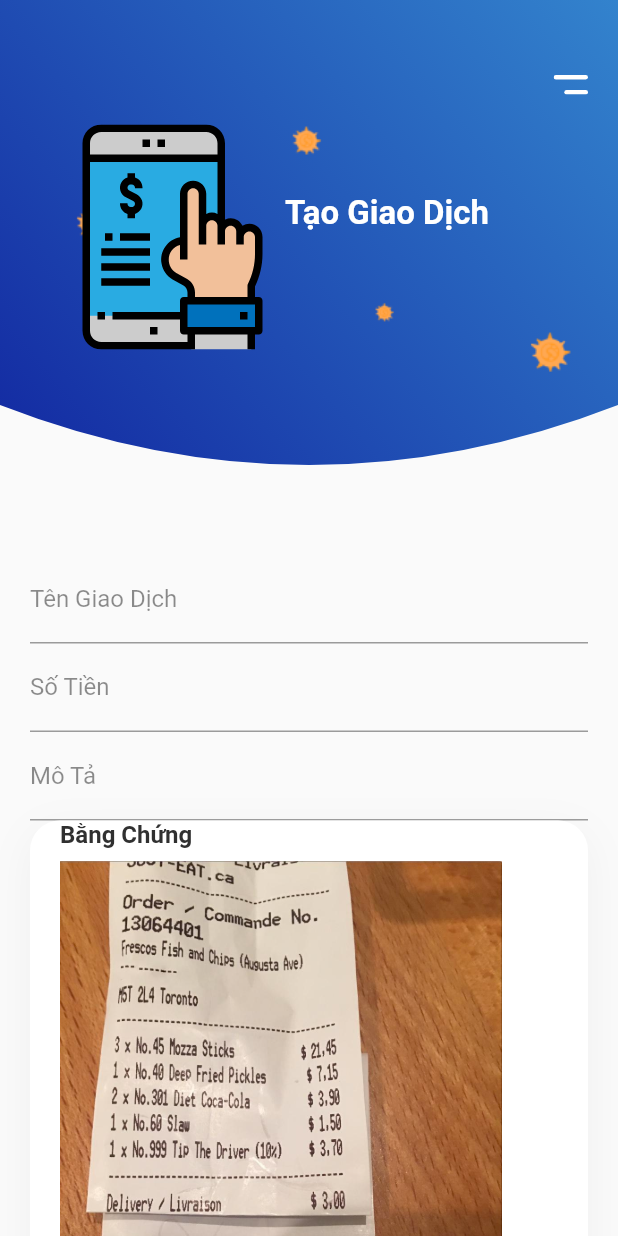
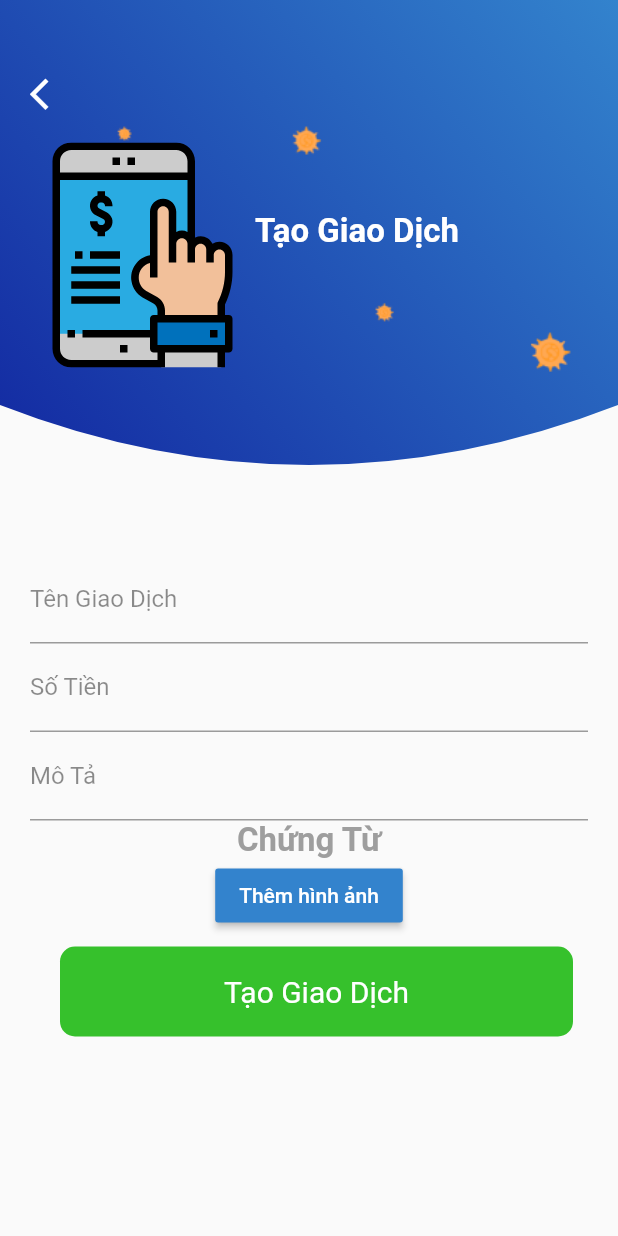
Before and after one commit to pnl-management/PnL-Mobile, a Flutter app: the CreateTransaction screen opened directly, on a phone screen of 412 x 824 dp. Run offline on Flutter 3.47's test engine with Material 2 defaults, Android fonts, the phone set to English and light mode, and no system bars; our stand-ins replace firebase_auth, flutter_money_formatter, flutter_svg, google_sign_in, image_picker, rxdart and 1 more; accounts and stored records are empty; project files that could hold a hidden picture were left out.

Commit message:
no message

```diff
--- /dev/null
+++ b/Pnl-Flutter/lib/models/myfile.dart
@@ -0,0 +1,11 @@
+import 'dart:io';
+
+class MyFile{
+  String fileName;
+  String extension;
+  File file;
+  bool isDelete;
+  String url;
+  bool isNew;
+  MyFile({this.extension,this.file,this.fileName, this.isDelete, this.url, this.isNew});
+}
--- a/Pnl-Flutter/lib/resource/get_sharedpref.dart
+++ b/Pnl-Flutter/lib/resource/get_sharedpref.dart
@@ -8,7 +8,7 @@ class GetSharedPref{
     SharedPreferences pref = await SharedPreferences.getInstance();
     var object = pref.getString("account");
     print(object);
-    final user = json.decode(object);
+    User user = User.fromJSON(json.decode(object));
     return user;
   }
 }
--- a/Pnl-Flutter/lib/resource/login_validations.dart
+++ b/Pnl-Flutter/lib/resource/login_validations.dart
@@ -32,6 +32,7 @@ class LoginValidations{
     String url = apiUrl + "/api/login";
     var response =
         await http.post(Uri.encodeFull(url), headers: {"Authorization": token});
+        print(response.body);
     if (response.statusCode == 200) {
       final data = json.decode(response.body);
       final participant = data['participant'];
--- a/Pnl-Flutter/lib/ui/createtransaction.dart
+++ b/Pnl-Flutter/lib/ui/createtransaction.dart
@@ -1,12 +1,17 @@
+
+import 'dart:io';
+
 import 'package:flutter/material.dart';
 import 'package:flutter_svg/svg.dart';
+import 'package:image_picker/image_picker.dart';
 import 'package:loginui/constant/constant.dart';
-import 'package:loginui/models/userModel.dart';
+import 'package:loginui/models/myfile.dart';
+import 'package:loginui/ui/widget/back_button.dart';
 import 'package:loginui/ui/widget/text_file.dart';
 
-
-class CreateTransaction extends StatefulWidget{
-
+class CreateTransaction extends StatefulWidget {
+  final int cateId;
+  CreateTransaction({Key key, this.cateId}) : super(key: key);
   @override
   _CreateTransactionState createState() => _CreateTransactionState();
 }
@@ -17,9 +22,15 @@ class _CreateTransactionState extends State<CreateTransaction> {
   TextEditingController moneyController = TextEditingController();
 
   TextEditingController desController = TextEditingController();
-
+  List<MyFile> listImg;
   @override
-  Widget build(BuildContext context){
+  void initState() {
+    listImg = List();
+    // TODO: implement initState
+    super.initState();
+  }
+  @override
+  Widget build(BuildContext context) {
     return Scaffold(
       body: SingleChildScrollView(
         child: Column(
@@ -27,18 +38,14 @@ class _CreateTransactionState extends State<CreateTransaction> {
             ClipPath(
               clipper: MyClipper(),
               child: Container(
-                 padding: EdgeInsets.only(left:40,top:50,right:20),
-                height:350,
+                padding: EdgeInsets.only(left: 20, top: 50, right: 20),
+                height: 350,
                 width: double.infinity,
                 decoration: BoxDecoration(
                   gradient: LinearGradient(
                       begin: Alignment.topRight,
                       end: Alignment.bottomLeft,
-                    colors: [
-                      Color(0xFF3383CD),
-                      Color(0xFF11249F)
-                    ]
-                  ),
+                      colors: [Color(0xFF3383CD), Color(0xFF11249F)]),
                   image: DecorationImage(
                     image: AssetImage("assets/images/virus.png"),
                   ),
@@ -46,15 +53,15 @@ class _CreateTransactionState extends State<CreateTransaction> {
                 child: Column(
                   crossAxisAlignment: CrossAxisAlignment.start,
                   children: <Widget>[
-                    Align(
-                      alignment: Alignment.topRight,
-                      child: SvgPicture.asset("assets/icons/menu.svg")
+                    Align(alignment: Alignment.topLeft, child: MyBackButton()),
+                    SizedBox(
+                      height: 20,
                     ),
-                      SizedBox(height: 20,),
                     Expanded(
                         child: Stack(
                       children: <Widget>[
-                            SvgPicture.asset("assets/icons/phone.svg",
+                        SvgPicture.asset(
+                          "assets/icons/phone.svg",
                           width: 150,
                           fit: BoxFit.fitWidth,
                           alignment: Alignment.topCenter,
@@ -63,7 +70,9 @@ class _CreateTransactionState extends State<CreateTransaction> {
                           top: 20,
                           left: 150,
                           child: Text(
-                                "\nTạo Giao Dịch",style: kHeadingTextStyle.copyWith(color: Colors.white) ,
+                            "\nTạo Giao Dịch",
+                            style:
+                                kHeadingTextStyle.copyWith(color: Colors.white),
                           ),
                         ),
                         Container(),
@@ -74,8 +83,9 @@ class _CreateTransactionState extends State<CreateTransaction> {
               ),
             ),
             Padding(
-              padding: EdgeInsets.symmetric(horizontal:20),
-              child: Column(children: <Widget>[
+              padding: EdgeInsets.symmetric(horizontal: 20),
+              child: Column(
+                children: <Widget>[
                   // Row(
                   //   children: <Widget>[
                   //     RichText(
@@ -113,99 +123,187 @@ class _CreateTransactionState extends State<CreateTransaction> {
                   MyTextField(
                     label: "Tên Giao Dịch",
                     controller: nameController,
+
                   ),
 
                   MyTextField(
                       label: "Số Tiền",
                       controller: moneyController,
-                  keyboard: TextInputType.number
-                ),
+                      keyboard: TextInputType.number),
                   MyTextField(
                     label: "Mô Tả",
-                  controller: nameController,
+                    controller: desController,
+                  ),
+                  Text('Chứng Từ',
+                  style: kHeadingTextStyle.copyWith(color: Colors.grey)),
+                  _buildListImg(),
+                  // ListTile(
+                  //   title: Text("Bằng Chứng:"),
+                  //   subtitle: Text(img.fileName ?? "Thêm Hình"),
+                  //   trailing: Icon(
+                  //     Icons.file_upload,
+                  //     color: Color(0xFF3383CD),
+                  //   ),
+                  //   onTap: () {
+                  //     ImagePicker()
+                  //         .getImage(source: ImageSource.camera)
+                  //         .then((value) {
+                  //       var file = File(value.path);
+                  //       var list = file.toString().split("/");
+                  //       var pic = list[list.length - 1].split("'")[0];
+                  //       setState(() {
+                  //         print(pic);
+                  //         img.fileName = pic.toString().split(".")[0];
+                  //         img.extension = pic.toString().split(".")[1];
+                  //         img.file = file;
+                  //       });
+                  //     });
+                  //   },
+                  // ),
+                  Row(
+                    children: <Widget>[
+                      Expanded(
+                        child: Padding(
+                          padding: const EdgeInsets.only(
+                              left: 20.0, right: 10.0, top: 10.0),
+                          child: new Container(
+                            alignment: Alignment.center,
+                            height: 60.0,
+                            decoration: new BoxDecoration(
+                              color: kRecovercolor,
+                              borderRadius: new BorderRadius.circular(10.0),
+                            ),
+                            child: new Text("Tạo Giao Dịch",
+                                style: new TextStyle(
+                                    fontSize: 20.0, color: Colors.white)),
+                          ),
+                        ),
+                      ),
+                      // Expanded(
+                      //   child: Padding(
+                      //     padding: const EdgeInsets.only(
+                      //         left: 20.0, right: 10.0, top: 10.0),
+                      //     child: new Container(
+                      //       alignment: Alignment.center,
+                      //       height: 60.0,
+                      //       decoration: new BoxDecoration(
+                      //         color: Color(0xFFDF513B),
+                      //         borderRadius: new BorderRadius.circular(10.0),
+                      //       ),
+                      //       child: new Text("Từ Chối",
+                      //           style: new TextStyle(
+                      //               fontSize: 20.0, color: Colors.white)),
+                      //     ),
+                      //   ),
+                      // ),
+                    ],
                   ),
                   SizedBox(
-                  height: 420,
-                  child: Stack(
-                    children:<Widget>[
-                      Container(
-                        height:400,
-                        width: double.infinity,
-                        decoration: BoxDecoration(
-                        borderRadius: BorderRadius.circular(20),
-                        color: Colors.white,
-                        boxShadow: [
-                        BoxShadow(
-                          offset: Offset(0,8),
-                          blurRadius: 24,
-                          color: kShadowColor,
-                        )
+                    height: 50,
+                  ),
                 ],
               ),
             ),
-
-                      Positioned(
-                        child: Container(
-                        padding: EdgeInsets.symmetric(horizontal:20),
-                        height: 400,
-                        width: MediaQuery.of(context).size.width-50,
-                        child: Column(
-                          crossAxisAlignment : CrossAxisAlignment.start,
-                          children:<Widget>[
-                          Padding(
-                            padding: const EdgeInsets.only(bottom:8),
-                            child: Text(
-                              "Bằng Chứng",
-                              style: kTitleTextstyle.copyWith(fontSize: 16),
+          ],
         ),
       ),
-                          Image(
-                            image: AssetImage(
-                              "assets/images/receipt.png"),
-                            height: 350,
+    );
+  }
+  _buildListImg() {
+    if (listImg == null)
+      return Container(
+        height: 0,
+        width: 0,
+      );
+
+    return Container(
+      child: Column(
+        children: [
+          (() {
+            var listWidget = <Widget>[];
+            for (var img in listImg) {
+              print(img.url);
+              listWidget.add(_buildEachImg(img));
+            }
+            return Column(
+              children: listWidget,
+            );
+          }()),
+          Container(
+            child: Center(
+              child: ButtonTheme(
+                buttonColor: Color(0xFF3383CD),
+                child: RaisedButton(
+                  child: Text(
+                    "Thêm hình ảnh",
+                    style: TextStyle(
+                      color: Colors.white,
                     ),
-                          ],
+                  ),
+                  onPressed: () {
+                    ImagePicker.pickImage(source: ImageSource.gallery).then((img) {
+                      MyFile fileImg = MyFile();
+
+                      fileImg.file = img;
+                      fileImg.url = img.path;
+                      fileImg.isDelete = false;
+                      fileImg.isNew = true;
+
+                      this.setState(() {
+                        listImg.add(fileImg);
+                      });
+                    });
+                  },
+                ),
               ),
             ),
           ),
         ],
       ),
-                ),
-                new Row(
-              children: <Widget>[
-                Expanded(
-                    child: Padding(
-                    padding: const EdgeInsets.only(left: 20.0,right: 10.0,top: 10.0),
-                    child: new Container(
-                      alignment: Alignment.center,
-                      height: 60.0,
-                      decoration: new BoxDecoration(color: kRecovercolor,borderRadius: new BorderRadius.circular(10.0),),
-                      child: new Text("Chấp Nhận",style: new TextStyle(fontSize:20.0,color:Colors.white)),
+    );
+  }
+
+  _buildEachImg(MyFile img) {
+    if (img.isDelete) return Container(width: 0, height: 0,);
+    return Stack(
+      children: [
+        Container(
+          margin: EdgeInsets.symmetric(vertical: 5),
+          child: Center(
+            child: Container(
+              width: 230,
+              height: 230,
+              decoration: new BoxDecoration(
+                shape: BoxShape.rectangle,
+                //border: Border.all(width: 1, color: Color(0xFF00C853)),
+                image: new DecorationImage(
+                  fit: BoxFit.fitWidth,
+                  image: img.file == null ? new NetworkImage(img.url) : FileImage(img.file),
                 ),
               ),
             ),
-                Expanded(
-                    child: Padding(
-                    padding: const EdgeInsets.only(left: 20.0,right: 10.0,top: 10.0),
-                    child: new Container(
-                      alignment: Alignment.center,
-                      height: 60.0,
-                      decoration: new BoxDecoration(color: Color(0xFFDF513B),borderRadius: new BorderRadius.circular(10.0),),
-                      child: new Text("Từ Chối",style: new TextStyle(fontSize:20.0,color:Colors.white)),
           ),
+        ),
+        Align(
+          alignment: Alignment.topRight,
+          child: GestureDetector(
+            onTap: () {
+              print('tap ' + listImg.indexOf(img).toString());
+              this.setState(() {
+                if (img.isNew) {
+                  listImg.removeAt(listImg.indexOf(img));
+                } else {
+                  img.isDelete = true;
+                }
+              });
+            },
+            child: Icon(Icons.close, color: Color(0xFFF44336),),
           ),
         ),
       ],
-            ),
-            SizedBox(
-              height: 50,
-            ),
-              ],),
-            ),
-        ],),
-      ),
     );
   }
+
 }
 
 class PreventCard extends StatelessWidget {
@@ -213,7 +311,10 @@ class PreventCard extends StatelessWidget {
   final String content;
   final double height;
   const PreventCard({
-    Key key, this.title, this.content, this.height,
+    Key key,
+    this.title,
+    this.content,
+    this.height,
   }) : super(key: key);
 
   @override
@@ -221,16 +322,16 @@ class PreventCard extends StatelessWidget {
     return SizedBox(
       height: height,
       child: Stack(
-        children:<Widget>[
+        children: <Widget>[
           Container(
-            height:height,
+            height: height,
             width: double.infinity,
             decoration: BoxDecoration(
               borderRadius: BorderRadius.circular(20),
               color: Colors.white,
               boxShadow: [
                 BoxShadow(
-                  offset: Offset(0,8),
+                  offset: Offset(0, 8),
                   blurRadius: 24,
                   color: kShadowColor,
                 )
@@ -239,19 +340,19 @@ class PreventCard extends StatelessWidget {
           ),
           Positioned(
             child: Container(
-              padding: EdgeInsets.symmetric(horizontal:20),
+              padding: EdgeInsets.symmetric(horizontal: 20),
               height: height,
-              width: MediaQuery.of(context).size.width-50,
+              width: MediaQuery.of(context).size.width - 50,
               child: Column(
-                crossAxisAlignment : CrossAxisAlignment.start,
-                children:<Widget>[
+                crossAxisAlignment: CrossAxisAlignment.start,
+                children: <Widget>[
                   Text(
                     title,
                     style: kTitleTextstyle.copyWith(fontSize: 16),
                   ),
                   Text(
                     content,
-                    style: TextStyle(fontSize:16),
+                    style: TextStyle(fontSize: 16),
                   ),
                 ],
               ),
@@ -263,20 +364,20 @@ class PreventCard extends StatelessWidget {
   }
 }
 
-
-class MyClipper extends CustomClipper<Path>{
+class MyClipper extends CustomClipper<Path> {
   @override
-  Path getClip(Size size){
+  Path getClip(Size size) {
     var path = Path();
     path.lineTo(0, size.height - 80);
-    path.quadraticBezierTo(size.width/2, size.height, size.width, size.height-80);
+    path.quadraticBezierTo(
+        size.width / 2, size.height, size.width, size.height - 80);
     path.lineTo(size.width, 0);
     path.close();
     return path;
   }
 
   @override
-  bool shouldReclip(CustomClipper<Path> oldClipper){
+  bool shouldReclip(CustomClipper<Path> oldClipper) {
     return false;
   }
 }
--- a/Pnl-Flutter/lib/ui/user.dart
+++ b/Pnl-Flutter/lib/ui/user.dart
@@ -73,6 +73,11 @@ class _UserHomeScreenState extends State<UserHomeScreen> {
                                   kHeadingTextStyle.copyWith(color: Colors.white),
                             ),
                           );
+                          }else{
+                            return CircularProgressIndicator(
+                                valueColor: new AlwaysStoppedAnimation<Color>(
+                                    Color(0xFF3383CD)),
+                              );
                           }
 
                         }
--- a/Pnl-Flutter/lib/ui/widget/text_file.dart
+++ b/Pnl-Flutter/lib/ui/widget/text_file.dart
@@ -8,19 +8,24 @@ class MyTextField extends StatelessWidget {
   final String hint;
   final TextInputType keyboard;
   final TextEditingController controller;
-  MyTextField({this.label, this.maxLines = 1, this.minLines = 1, this.icon,this.controller,this.hint,this.keyboard});
+  final String error;
+  MyTextField({this.label, this.maxLines = 1, this.minLines = 1, this.icon,this.controller,this.hint,this.keyboard,this.error});
 
   @override
   Widget build(BuildContext context) {
-    return TextField(
+    return TextFormField(
       controller: controller,
       style: TextStyle(color: Colors.black87),
       minLines: minLines,
       maxLines: maxLines,
       keyboardType: keyboard,
+      validator: (value){
+        return error;
+      },
       decoration: InputDecoration(
         suffixIcon: icon == null ? null: icon,
           labelText: label,
+          errorText: error,
           labelStyle: TextStyle(color: Colors.black45),
           hintText: hint,
           focusedBorder:
--- a/Pnl-Flutter/pubspec.yaml
+++ b/Pnl-Flutter/pubspec.yaml
@@ -30,6 +30,7 @@ dependencies:
   rxdart: ^0.24.1
   flutter_money_formatter: ^0.8.3
   shared_preferences: ^0.5.7+3
+  image_picker: ^0.6.7+2
   # The following adds the Cupertino Icons font to your application.
   # Use with the CupertinoIcons class for iOS style icons.
   cupertino_icons: ^0.1.3
```
Also changed, not shown: Pnl-Flutter/lib/bloc/login_bloc.dart (+9 -6 lines), Pnl-Flutter/lib/models/userModel.dart (+22 -0 lines), Pnl-Flutter/lib/ui/showallcategories.dart (+19 -14 lines), Pnl-Flutter/pubspec.lock, 2 other files. Lines whose indentation alone changed are shown as unchanged.
